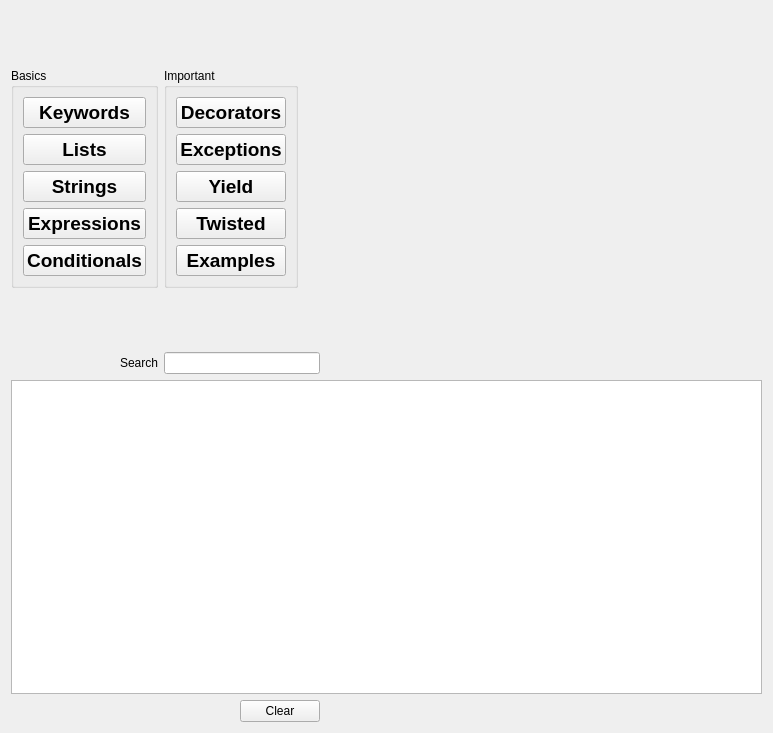
Old version of the form python_cheat_sheet_gui.ui in the repository davmaz/cheat-sheet.
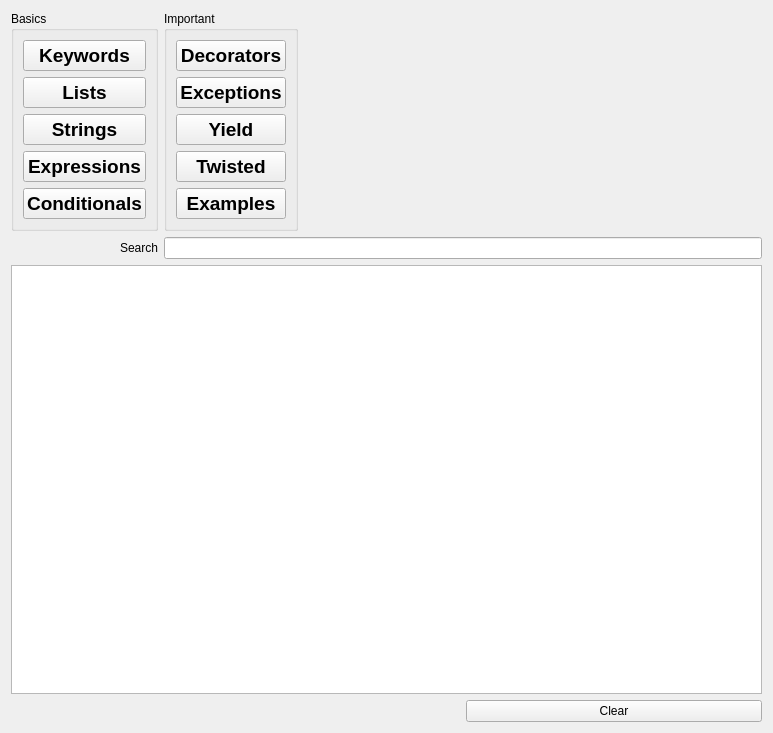
New version of the form.

Commit message: Got the window to stretch correctly

Patch:
```diff
--- a/python_cheat_sheet_gui.ui
+++ b/python_cheat_sheet_gui.ui
@@ -16,10 +16,8 @@
   <property name="windowTitle">
    <string>Python Cheat Sheet</string>
   </property>
-  <layout class="QGridLayout" name="gridLayout_4">
-   <item row="0" column="0">
     <layout class="QGridLayout" name="gridLayout_3">
-     <item row="0" column="0" rowspan="2">
+   <item row="0" column="0">
       <widget class="QGroupBox" name="BasicsGroupBox">
        <property name="sizePolicy">
         <sizepolicy hsizetype="Fixed" vsizetype="Fixed">
@@ -119,7 +117,7 @@
        </layout>
       </widget>
      </item>
-     <item row="0" column="1" rowspan="2" colspan="2">
+   <item row="0" column="1" colspan="2">
       <widget class="QGroupBox" name="Important">
        <property name="sizePolicy">
         <sizepolicy hsizetype="Fixed" vsizetype="Fixed">
@@ -219,33 +217,7 @@
        </layout>
       </widget>
      </item>
-     <item row="0" column="3">
-      <spacer name="verticalSpacer">
-       <property name="orientation">
-        <enum>Qt::Vertical</enum>
-       </property>
-       <property name="sizeHint" stdset="0">
-        <size>
-         <width>20</width>
-         <height>218</height>
-        </size>
-       </property>
-      </spacer>
-     </item>
-     <item row="1" column="3">
-      <spacer name="horizontalSpacer">
-       <property name="orientation">
-        <enum>Qt::Horizontal</enum>
-       </property>
-       <property name="sizeHint" stdset="0">
-        <size>
-         <width>202</width>
-         <height>20</height>
-        </size>
-       </property>
-      </spacer>
-     </item>
-     <item row="2" column="0">
+   <item row="1" column="0">
       <widget class="QLabel" name="search_label">
        <property name="text">
         <string>Search</string>
@@ -255,26 +227,26 @@
        </property>
       </widget>
      </item>
-     <item row="2" column="1" colspan="2">
+   <item row="1" column="1" colspan="2">
       <widget class="QLineEdit" name="search_text"/>
      </item>
-     <item row="3" column="0" colspan="4">
+   <item row="2" column="0" colspan="3">
       <widget class="QTextBrowser" name="results_browser"/>
      </item>
-     <item row="4" column="0" colspan="2">
+   <item row="3" column="0" colspan="2">
       <spacer name="horizontalSpacer_2">
        <property name="orientation">
         <enum>Qt::Horizontal</enum>
        </property>
        <property name="sizeHint" stdset="0">
         <size>
-         <width>223</width>
+       <width>445</width>
          <height>20</height>
         </size>
        </property>
       </spacer>
      </item>
-     <item row="4" column="2">
+   <item row="3" column="2">
       <widget class="QPushButton" name="clear_button">
        <property name="text">
         <string>Clear</string>
@@ -283,8 +255,6 @@
         <bool>false</bool>
        </property>
       </widget>
-     </item>
-    </layout>
    </item>
   </layout>
  </widget>
```
Lines whose indentation alone changed are shown as unchanged.
